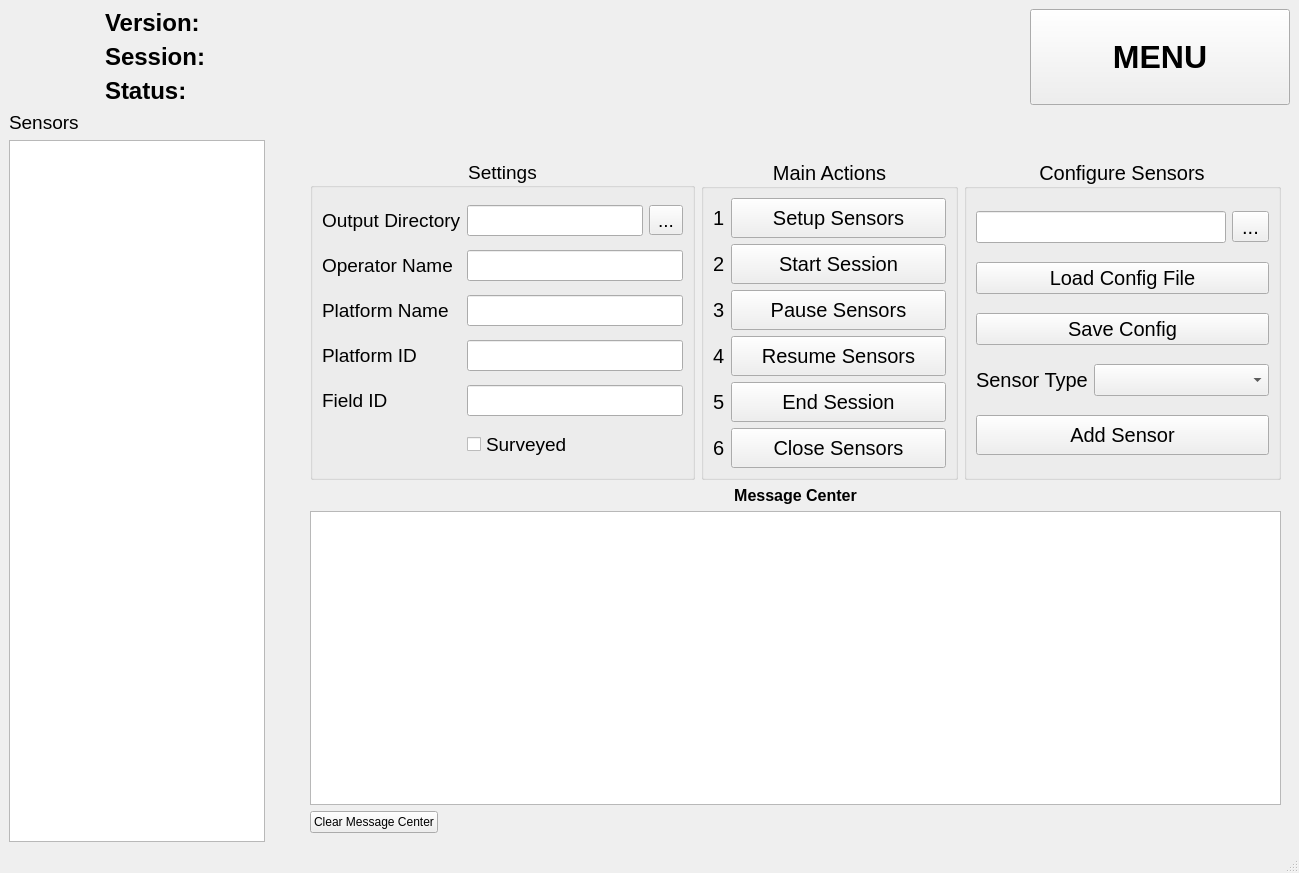
Above: source/dysense_designer.ui from DySense/DySense before the change. Below: the same form after it.
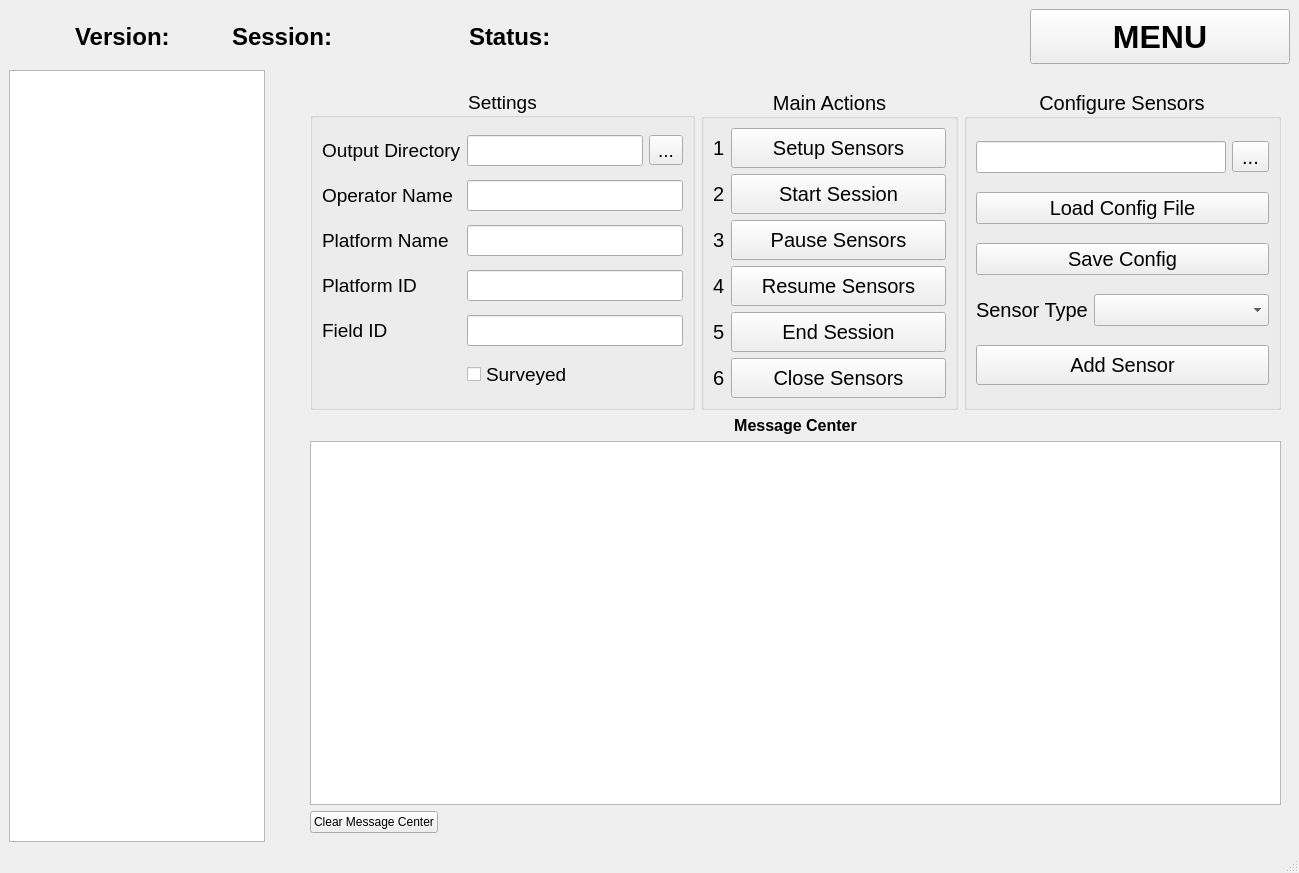
That is the form after the change.

The edit to the form file:
```diff
--- a/source/dysense_designer.ui
+++ b/source/dysense_designer.ui
@@ -19,7 +19,7 @@
    </property>
    <layout class="QVBoxLayout" name="verticalLayout">
     <item>
-     <layout class="QHBoxLayout" name="horizontalLayout_7" stretch="0,0,0,0">
+     <layout class="QHBoxLayout" name="horizontalLayout_7" stretch="0,0,0,0,0">
       <property name="sizeConstraint">
        <enum>QLayout::SetDefaultConstraint</enum>
       </property>
@@ -29,15 +29,21 @@
       <item>
        <widget class="QLabel" name="logo_label">
         <property name="sizePolicy">
-         <sizepolicy hsizetype="Minimum" vsizetype="Preferred">
+         <sizepolicy hsizetype="Fixed" vsizetype="Fixed">
           <horstretch>0</horstretch>
           <verstretch>0</verstretch>
          </sizepolicy>
         </property>
         <property name="minimumSize">
          <size>
-          <width>90</width>
-          <height>80</height>
+          <width>60</width>
+          <height>55</height>
+         </size>
+        </property>
+        <property name="maximumSize">
+         <size>
+          <width>65</width>
+          <height>60</height>
          </size>
         </property>
         <property name="text">
@@ -46,36 +52,11 @@
        </widget>
       </item>
       <item>
-       <layout class="QGridLayout" name="gridLayout">
-        <item row="2" column="0">
-         <widget class="QLabel" name="main_status_label">
-          <property name="font">
-           <font>
-            <pointsize>18</pointsize>
-            <weight>75</weight>
-            <bold>true</bold>
-           </font>
-          </property>
-          <property name="text">
-           <string>Status:</string>
-          </property>
-         </widget>
-        </item>
-        <item row="1" column="0">
-         <widget class="QLabel" name="session_label">
-          <property name="font">
-           <font>
-            <pointsize>18</pointsize>
-            <weight>75</weight>
-            <bold>true</bold>
-           </font>
-          </property>
-          <property name="text">
-           <string>Session:</string>
-          </property>
-         </widget>
-        </item>
-        <item row="0" column="0">
+       <layout class="QGridLayout" name="gridLayout"/>
+      </item>
+      <item>
+       <layout class="QHBoxLayout" name="horizontalLayout_5">
+        <item>
          <widget class="QLabel" name="version_label">
           <property name="font">
            <font>
@@ -89,7 +70,7 @@
           </property>
          </widget>
         </item>
-        <item row="0" column="1">
+        <item>
          <widget class="QLabel" name="version_value_label">
           <property name="sizePolicy">
            <sizepolicy hsizetype="Fixed" vsizetype="Preferred">
@@ -99,10 +80,16 @@
           </property>
           <property name="minimumSize">
            <size>
-            <width>120</width>
+            <width>50</width>
             <height>0</height>
            </size>
           </property>
+          <property name="maximumSize">
+           <size>
+            <width>1677215</width>
+            <height>16777215</height>
+           </size>
+          </property>
           <property name="font">
            <font>
             <pointsize>17</pointsize>
@@ -113,7 +100,21 @@
           </property>
          </widget>
         </item>
-        <item row="1" column="1">
+        <item>
+         <widget class="QLabel" name="session_label">
+          <property name="font">
+           <font>
+            <pointsize>18</pointsize>
+            <weight>75</weight>
+            <bold>true</bold>
+           </font>
+          </property>
+          <property name="text">
+           <string>Session:</string>
+          </property>
+         </widget>
+        </item>
+        <item>
          <widget class="QLabel" name="session_value_label">
           <property name="sizePolicy">
            <sizepolicy hsizetype="Fixed" vsizetype="Preferred">
@@ -123,7 +124,7 @@
           </property>
           <property name="minimumSize">
            <size>
-            <width>120</width>
+            <width>125</width>
             <height>0</height>
            </size>
           </property>
@@ -137,7 +138,21 @@
           </property>
          </widget>
         </item>
-        <item row="2" column="1">
+        <item>
+         <widget class="QLabel" name="main_status_label">
+          <property name="font">
+           <font>
+            <pointsize>18</pointsize>
+            <weight>75</weight>
+            <bold>true</bold>
+           </font>
+          </property>
+          <property name="text">
+           <string>Status:</string>
+          </property>
+         </widget>
+        </item>
+        <item>
          <widget class="QLabel" name="main_status_value_label">
           <property name="sizePolicy">
            <sizepolicy hsizetype="Fixed" vsizetype="Preferred">
@@ -204,18 +219,6 @@
       </item>
      </layout>
     </item>
-    <item>
-     <widget class="QLabel" name="sensor_list_label">
-      <property name="font">
-       <font>
-        <pointsize>14</pointsize>
-       </font>
-      </property>
-      <property name="text">
-       <string>Sensors</string>
-      </property>
-     </widget>
-    </item>
     <item>
      <layout class="QHBoxLayout" name="horizontalLayout_2" stretch="0,1,1">
       <property name="sizeConstraint">
```
